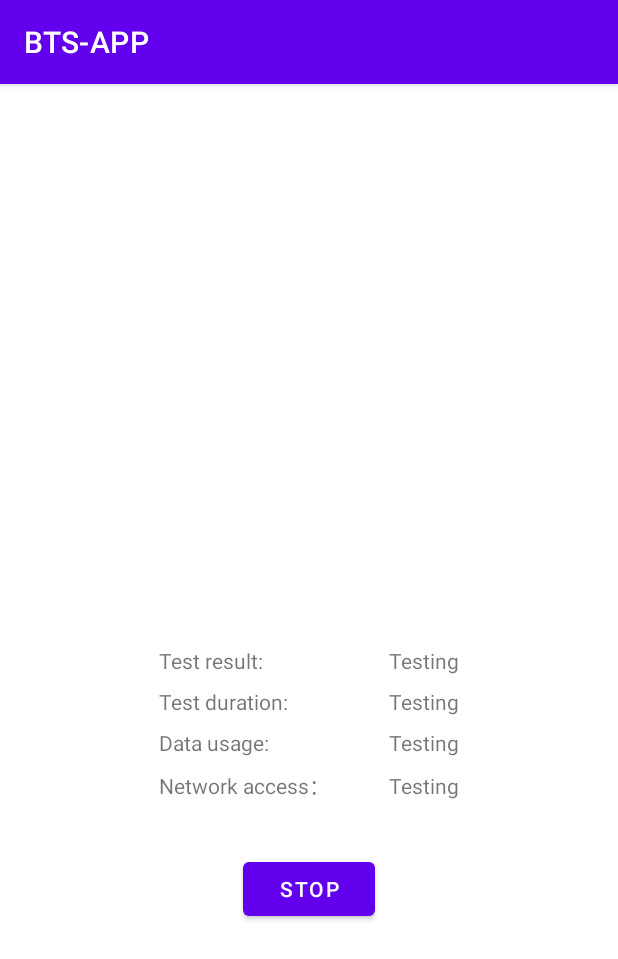
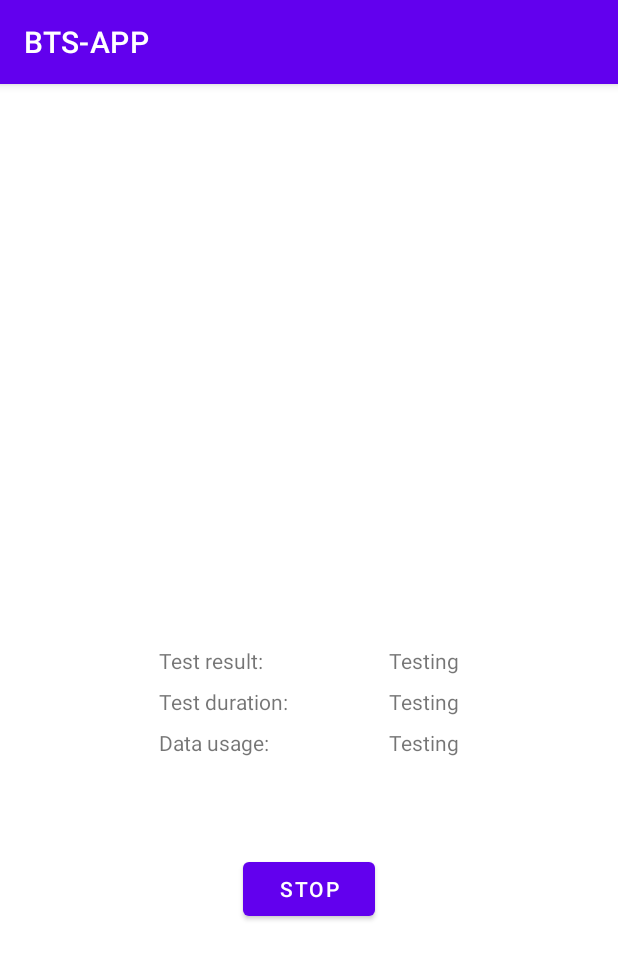
Before and after one commit to meteora0816/SwiftTest, an Android app: the screen it shows after launch (MainActivity), after a tap on "START", on a phone screen of 412 x 824 dp. Shown: the top 959 px of the screen. Run offline under Robolectric (Android 15) with nearby library versions, the phone set to English and light mode, and no system bars; libraries missing offline, so code that uses them is left out: com.orhanobut.logger; 1 statement that could not run was skipped.

Commit message:
remove network type & change applicationID

```diff
--- a/client-side/app/build.gradle
+++ b/client-side/app/build.gradle
@@ -6,7 +6,7 @@ android {
     compileSdk 31
 
     defaultConfig {
-        applicationId "com.example.swiftest"
+        applicationId "com.example.bts_app"
         minSdk 21
         targetSdk 31
         versionCode 1
--- a/client-side/app/src/main/java/com/example/bts_app/BandwidthTest.java
+++ b/client-side/app/src/main/java/com/example/bts_app/BandwidthTest.java
@@ -45,7 +45,6 @@ public class BandwidthTest {
     public String bandwidth_Mbps = "0";
     public String duration_s = "0";
     public String traffic_MB = "0";
-    public String networkType;
 
     BandwidthTest(Context context) {
         this.context = context;
@@ -128,7 +127,6 @@ public class BandwidthTest {
             }
         }
 
-        networkType = getNetworkType();
 
         ArrayList<String> ipList = new ArrayList<>();
         ipList.add("49.233.50.165");
--- a/client-side/app/src/main/java/com/example/bts_app/MainActivity.java
+++ b/client-side/app/src/main/java/com/example/bts_app/MainActivity.java
@@ -36,7 +36,6 @@ public class MainActivity extends AppCompatActivity {
         TextView bandwidth_text = findViewById(R.id.bandwidth);
         TextView duration_text = findViewById(R.id.duration);
         TextView traffic_text = findViewById(R.id.traffic);
-        TextView network_text = findViewById(R.id.network);
         Button button = findViewById(R.id.start);
         button.setOnClickListener(view -> {
             if (!isTesting) {
@@ -45,7 +44,6 @@ public class MainActivity extends AppCompatActivity {
                 bandwidth_text.setText(R.string.testing);
                 duration_text.setText(R.string.testing);
                 traffic_text.setText(R.string.testing);
-                network_text.setText(R.string.testing);
                 new Thread(() -> {
                     String bandwidth = "0";
                     String duration = "0";
@@ -56,7 +54,6 @@ public class MainActivity extends AppCompatActivity {
                         bandwidth = bandwidthTest.bandwidth_Mbps;
                         duration = bandwidthTest.duration_s;
                         traffic = bandwidthTest.traffic_MB;
-                        network = bandwidthTest.networkType;
                     } catch (InterruptedException e) {
                         e.printStackTrace();
                     }
@@ -70,7 +67,6 @@ public class MainActivity extends AppCompatActivity {
                         bandwidth_text.setText(finalBandwidth);
                         duration_text.setText(finalDuration);
                         traffic_text.setText(finalTraffic);
-                        network_text.setText(finalNetwork);
                     });
                 }).start();
             }
--- a/client-side/app/src/main/res/layout/activity_main.xml
+++ b/client-side/app/src/main/res/layout/activity_main.xml
@@ -80,30 +80,6 @@
 
     </LinearLayout>
 
-    <LinearLayout
-        android:id="@+id/network_layout"
-        android:layout_width="200dp"
-        android:layout_height="wrap_content"
-        android:layout_marginTop="8dp"
-        app:layout_constraintLeft_toLeftOf="parent"
-        app:layout_constraintRight_toRightOf="parent"
-        app:layout_constraintTop_toBottomOf="@id/traffic_layout" >
-
-        <TextView
-            android:layout_width="wrap_content"
-            android:layout_height="wrap_content"
-            android:text="Network access：" />
-        <TextView
-            android:layout_width="0dp"
-            android:layout_height="wrap_content"
-            android:layout_weight="1" />
-        <TextView
-            android:id="@+id/network"
-            android:layout_width="wrap_content"
-            android:layout_height="wrap_content"
-            android:text="unkonwn" />
-    </LinearLayout>
-
     <Button
         android:id="@+id/start"
         android:layout_width="wrap_content"
```
Also changed, not shown: 1 other file.
